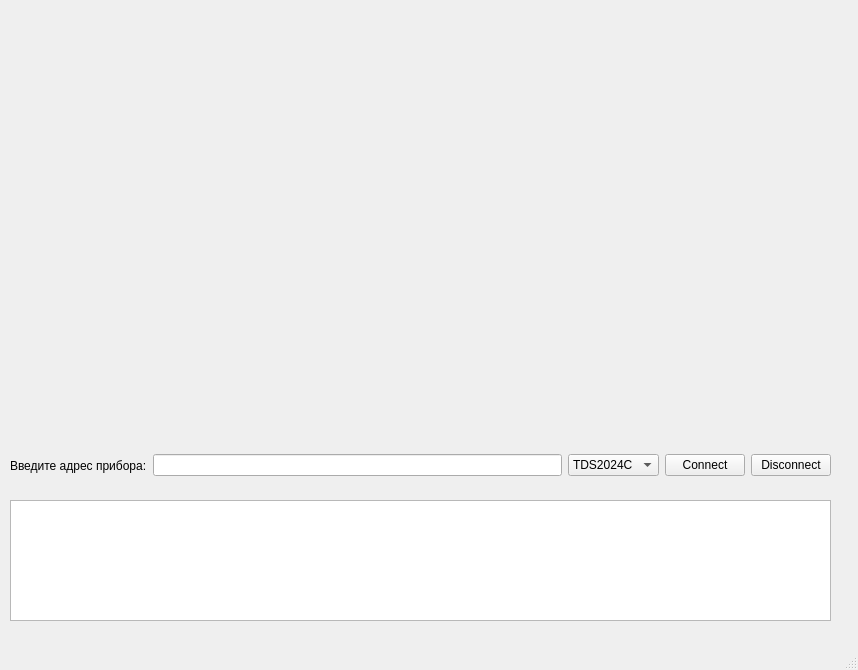
The window that mainwindow.ui (pivleonid/Qt-visa-NI) describes before a commit, drawn with Qt 5.
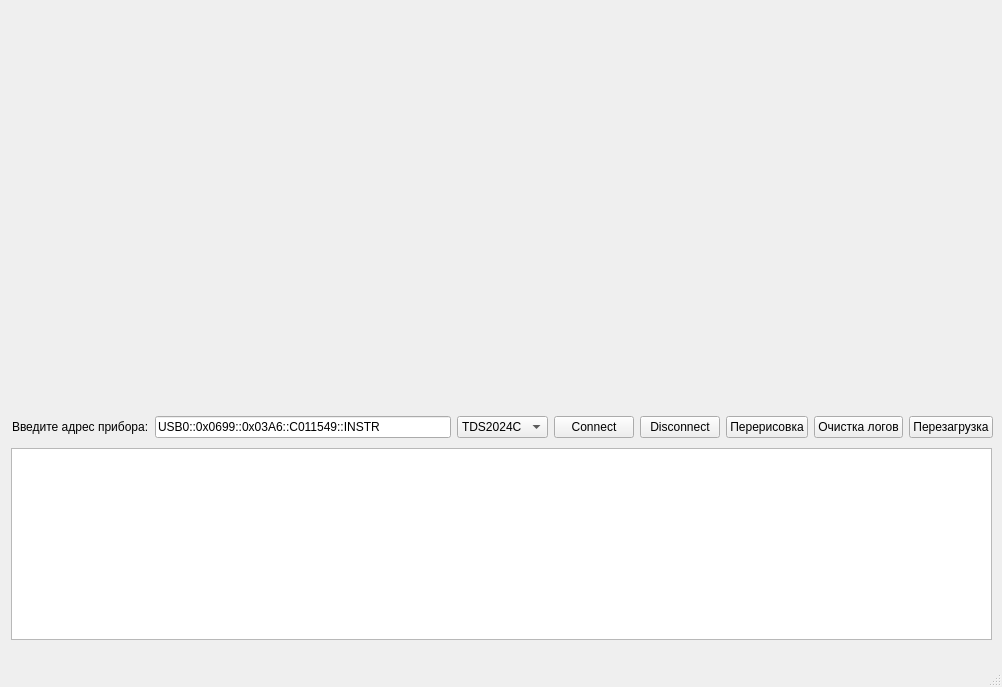
The same window after the commit. Custom widgets are drawn as their Qt base class.

The edit to the form file:
```diff
--- a/mainwindow.ui
+++ b/mainwindow.ui
@@ -6,8 +6,8 @@
    <rect>
     <x>0</x>
     <y>0</y>
-    <width>858</width>
-    <height>670</height>
+    <width>1002</width>
+    <height>687</height>
    </rect>
   </property>
   <property name="windowTitle">
@@ -19,7 +19,7 @@
      <rect>
       <x>10</x>
       <y>20</y>
-      <width>821</width>
+      <width>981</width>
       <height>371</height>
      </rect>
     </property>
@@ -27,20 +27,20 @@
    <widget class="QListWidget" name="listWidget">
     <property name="geometry">
      <rect>
-      <x>10</x>
-      <y>500</y>
-      <width>821</width>
-      <height>121</height>
+      <x>11</x>
+      <y>448</y>
+      <width>981</width>
+      <height>192</height>
      </rect>
     </property>
    </widget>
    <widget class="QWidget" name="">
     <property name="geometry">
      <rect>
-      <x>10</x>
-      <y>450</y>
-      <width>821</width>
-      <height>31</height>
+      <x>12</x>
+      <y>412</y>
+      <width>981</width>
+      <height>30</height>
      </rect>
     </property>
     <layout class="QHBoxLayout" name="horizontalLayout">
@@ -52,7 +52,11 @@
       </widget>
      </item>
      <item>
-      <widget class="QLineEdit" name="lineEdit"/>
+      <widget class="QLineEdit" name="adderLine">
+       <property name="text">
+        <string>USB0::0x0699::0x03A6::C011549::INSTR</string>
+       </property>
+      </widget>
      </item>
      <item>
       <widget class="QComboBox" name="comboBox">
@@ -79,6 +83,9 @@
        <property name="text">
         <string>Connect</string>
        </property>
+       <property name="checkable">
+        <bool>false</bool>
+       </property>
        <property name="autoDefault">
         <bool>false</bool>
        </property>
@@ -100,6 +107,27 @@
        </property>
       </widget>
      </item>
+     <item>
+      <widget class="QPushButton" name="replot">
+       <property name="text">
+        <string>Перерисовка</string>
+       </property>
+      </widget>
+     </item>
+     <item>
+      <widget class="QPushButton" name="ButtonBufferClear">
+       <property name="text">
+        <string>Очистка логов</string>
+       </property>
+      </widget>
+     </item>
+     <item>
+      <widget class="QPushButton" name="RST">
+       <property name="text">
+        <string>Перезагрузка</string>
+       </property>
+      </widget>
+     </item>
     </layout>
    </widget>
   </widget>
```
Left out of the diff: 10 changed lines with no effect on the pictures.
